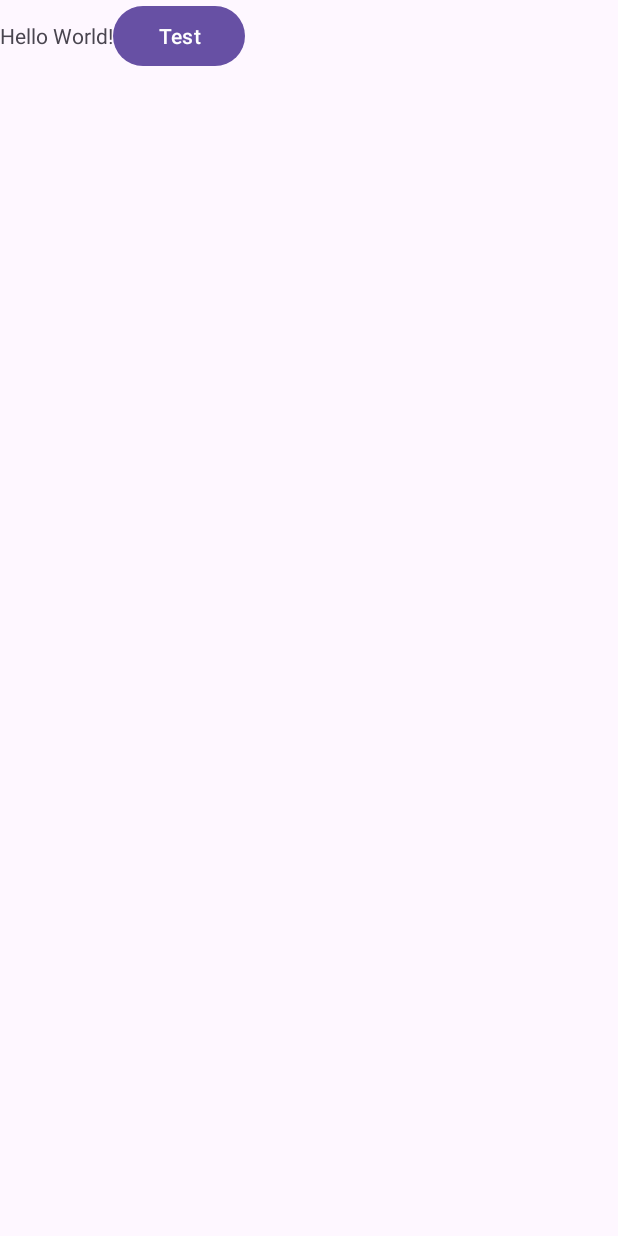
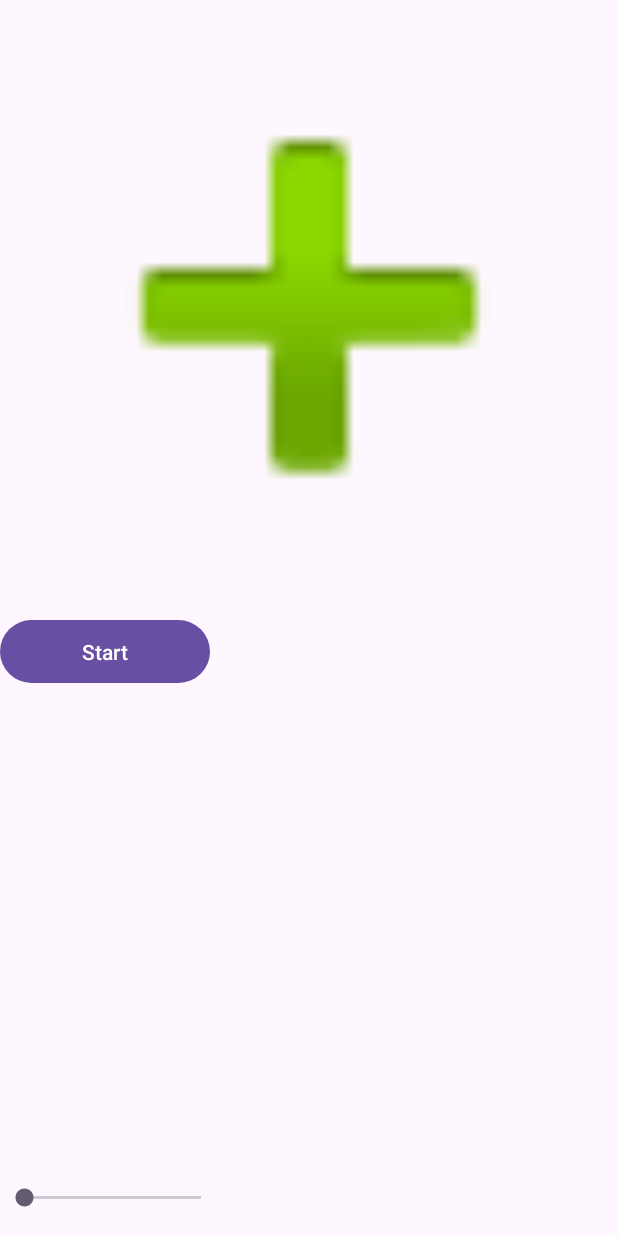
Before and after one commit to albu97/Cleansmile, an Android app: the screen it shows after launch (MainActivity), on a phone screen of 412 x 824 dp. Run offline under Robolectric (Android 15) with nearby library versions, the phone set to English and light mode, and no system bars.

Commit message:
Button, Seekbar, Start page

```diff
--- a/app/build.gradle.kts
+++ b/app/build.gradle.kts
@@ -26,6 +26,9 @@ android {
         sourceCompatibility = JavaVersion.VERSION_1_8
         targetCompatibility = JavaVersion.VERSION_1_8
     }
+    buildFeatures {
+        viewBinding = true
+    }
 }
 
 dependencies {
@@ -33,6 +36,8 @@ dependencies {
     implementation("androidx.appcompat:appcompat:1.6.1")
     implementation("com.google.android.material:material:1.11.0")
     implementation("androidx.constraintlayout:constraintlayout:2.1.4")
+    implementation("androidx.lifecycle:lifecycle-livedata-ktx:2.7.0")
+    implementation("androidx.lifecycle:lifecycle-viewmodel-ktx:2.7.0")
     testImplementation("junit:junit:4.13.2")
     androidTestImplementation("androidx.test.ext:junit:1.1.5")
     androidTestImplementation("androidx.test.espresso:espresso-core:3.5.1")
--- a/app/src/main/AndroidManifest.xml
+++ b/app/src/main/AndroidManifest.xml
@@ -13,6 +13,11 @@
         android:theme="@style/Theme.Cleansmile"
         tools:targetApi="31">
         <activity
+            android:name=".MainTabbedActivity"
+            android:exported="false"
+            android:label="@string/title_activity_main_tabbed"
+            android:theme="@style/Theme.Cleansmile.NoActionBar" />
+        <activity
             android:name=".MainActivity"
             android:exported="true">
             <intent-filter>
--- a/app/src/main/res/layout/activity_main.xml
+++ b/app/src/main/res/layout/activity_main.xml
@@ -6,16 +6,30 @@
     android:layout_height="match_parent"
     tools:context=".MainActivity">
 
-    <TextView
-        android:layout_width="wrap_content"
-        android:layout_height="wrap_content"
-        android:text="Hello World!"
-        app:layout_constraintBottom_toBottomOf="parent"
-        app:layout_constraintEnd_toEndOf="parent"
-        app:layout_constraintStart_toStartOf="parent"
-        app:layout_constraintTop_toTopOf="parent" />
+
     <Button
         android:id="@+id/Button"
-        android:text="Test"
+        android:layout_width="140dp"
+        android:layout_height="50dp"
+        android:layout_row="1"
+        android:layout_column="0"
+
+        android:text="Start" />
+
+    <SeekBar
+        android:id="@+id/zoom"
+        android:layout_width="150dp"
+        android:layout_height="50dp"
+        android:layout_row="3"
+        android:layout_column="0"
+
         />
+
+    <ImageView
+        android:id="@+id/imageView"
+        android:layout_width="match_parent"
+        android:layout_height="409dp"
+        android:layout_row="0"
+        android:layout_column="0"
+        app:srcCompat="@android:drawable/ic_input_add" />
 </GridLayout>
--- a/app/src/main/res/values/strings.xml
+++ b/app/src/main/res/values/strings.xml
@@ -1,3 +1,6 @@
 <resources>
     <string name="app_name">Cleansmile</string>
+    <string name="title_activity_main_tabbed">MainTabbedActivity</string>
+    <string name="tab_text_1">Tab 1</string>
+    <string name="tab_text_2">Tab 2</string>
 </resources>
--- a/app/src/main/res/values/themes.xml
+++ b/app/src/main/res/values/themes.xml
@@ -6,4 +6,13 @@
     </style>
 
     <style name="Theme.Cleansmile" parent="Base.Theme.Cleansmile" />
+
+    <style name="Theme.Cleansmile.NoActionBar">
+        <item name="windowActionBar">false</item>
+        <item name="windowNoTitle">true</item>
+    </style>
+
+    <style name="Theme.Cleansmile.AppBarOverlay" parent="ThemeOverlay.AppCompat.Dark.ActionBar" />
+
+    <style name="Theme.Cleansmile.PopupOverlay" parent="ThemeOverlay.AppCompat.Light" />
 </resources>
```
